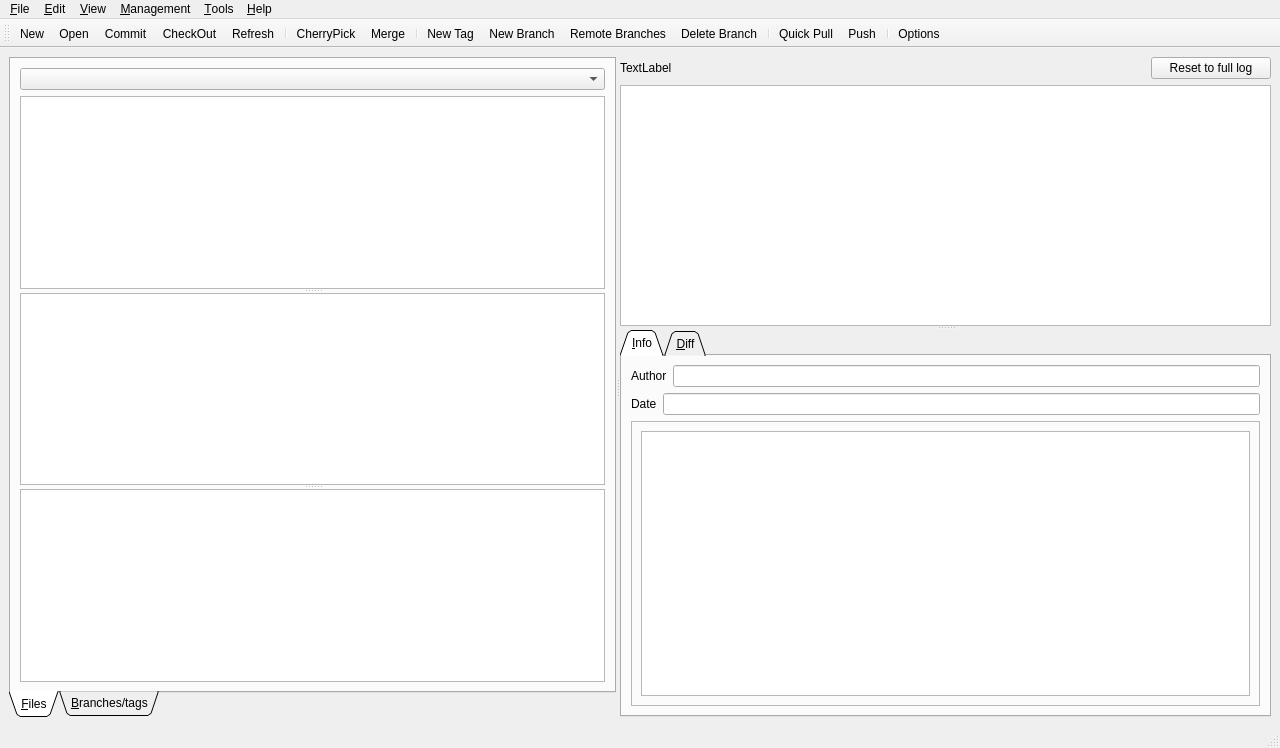
Above: ui/mainwindow.ui from bainonline/teamgit before the change. Below: the same form after it.
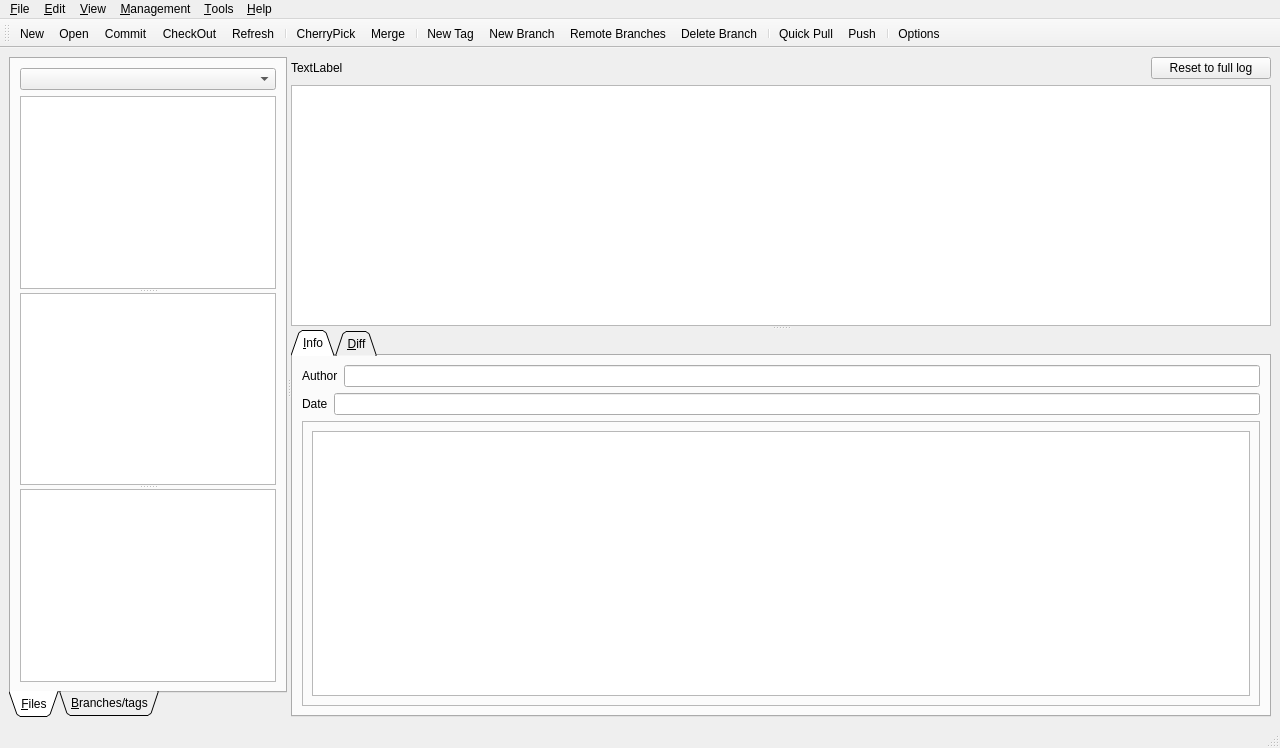
That is the form after the change. Icons and pictures are not drawn.

Commit message: Set a horziontal strech on main log The window geometries now come up usable on first run

```diff
--- a/ui/mainwindow.ui
+++ b/ui/mainwindow.ui
@@ -57,7 +57,7 @@
          <rect>
           <x>0</x>
           <y>0</y>
-          <width>603</width>
+          <width>256</width>
           <height>619</height>
          </rect>
         </property>
@@ -125,6 +125,12 @@
        </widget>
       </widget>
       <widget class="QSplitter" name="horizontalSplitter1" >
+       <property name="sizePolicy" >
+        <sizepolicy vsizetype="Expanding" hsizetype="Preferred" >
+         <horstretch>1</horstretch>
+         <verstretch>0</verstretch>
+        </sizepolicy>
+       </property>
        <property name="orientation" >
         <enum>Qt::Vertical</enum>
        </property>
@@ -212,7 +218,7 @@
            <rect>
             <x>0</x>
             <y>0</y>
-            <width>639</width>
+            <width>986</width>
             <height>345</height>
            </rect>
           </property>
```
